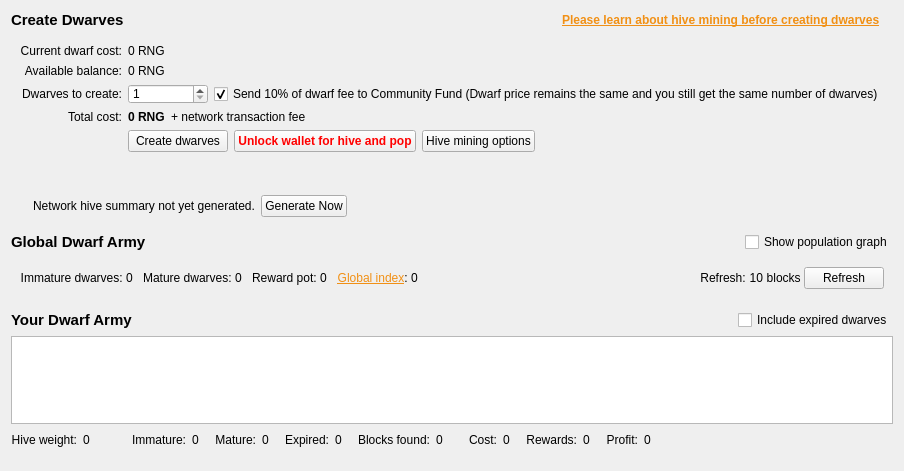
Old version of the form src/qt/forms/hivedialog.ui in the repository litecoincash-project/ring.
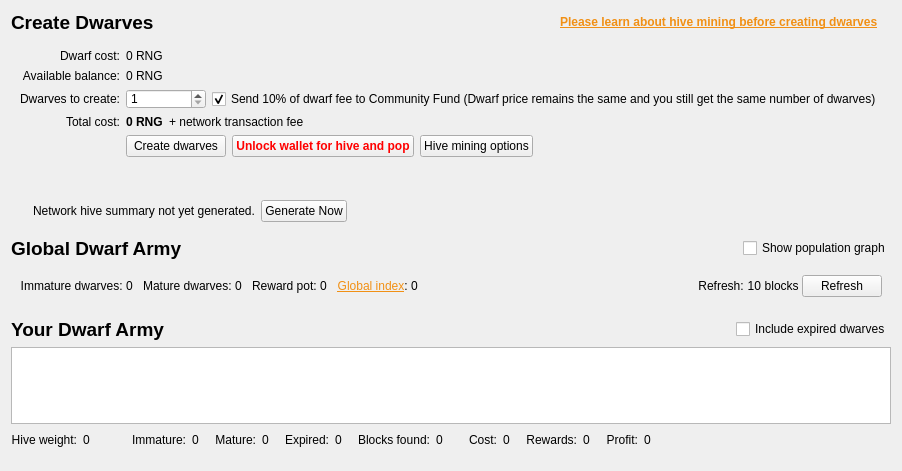
New version of the form. Icons and pictures are not drawn. Custom widgets are drawn as their Qt base class.

The edit to the form file:
```diff
--- a/src/qt/forms/hivedialog.ui
+++ b/src/qt/forms/hivedialog.ui
@@ -32,7 +32,7 @@
       <widget class="QLabel" name="createDwarvesTitleLabel">
        <property name="font">
         <font>
-         <pointsize>11</pointsize>
+         <pointsize>14</pointsize>
          <weight>75</weight>
          <bold>true</bold>
         </font>
@@ -125,7 +125,7 @@
       <item row="0" column="0">
        <widget class="QLabel" name="currentDwarfCostLabel_2">
         <property name="text">
-         <string>Current dwarf cost:</string>
+         <string>Dwarf cost:</string>
         </property>
         <property name="alignment">
          <set>Qt::AlignRight|Qt::AlignTrailing|Qt::AlignVCenter</set>
@@ -513,7 +513,7 @@
          <widget class="QLabel" name="globalNetworkHiveTitleLabel">
           <property name="font">
            <font>
-            <pointsize>11</pointsize>
+            <pointsize>14</pointsize>
             <weight>75</weight>
             <bold>true</bold>
            </font>
@@ -894,7 +894,7 @@
          <widget class="QLabel" name="yourHiveStatsLabel">
           <property name="font">
            <font>
-            <pointsize>11</pointsize>
+            <pointsize>14</pointsize>
             <weight>75</weight>
             <bold>true</bold>
            </font>
```
